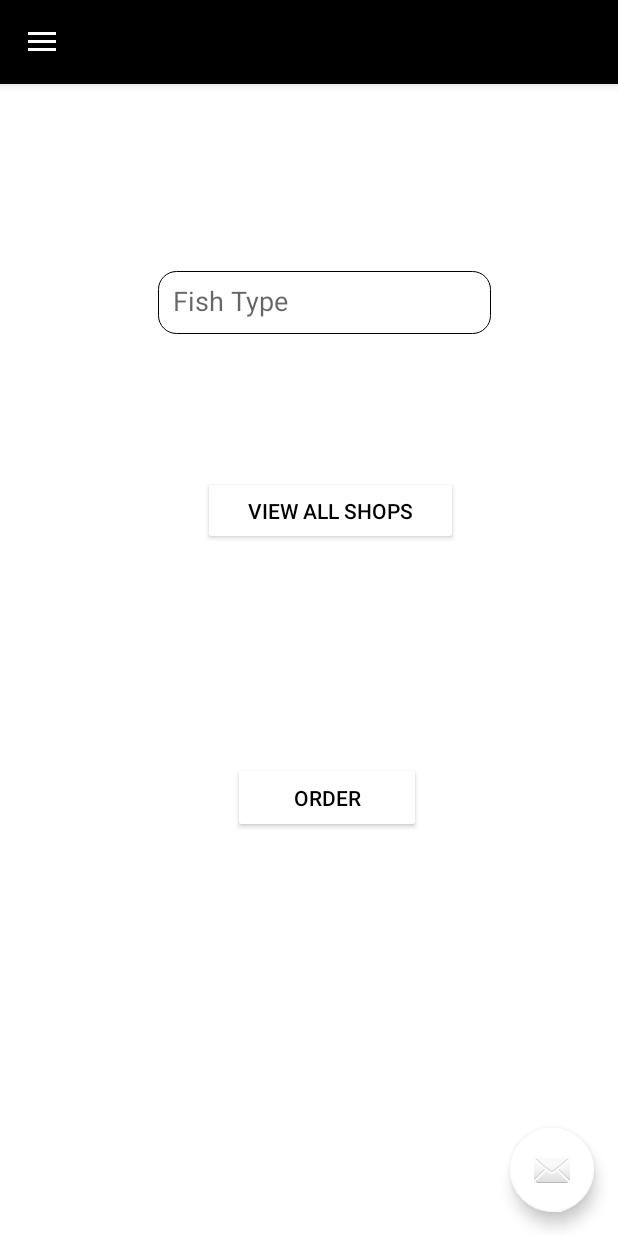
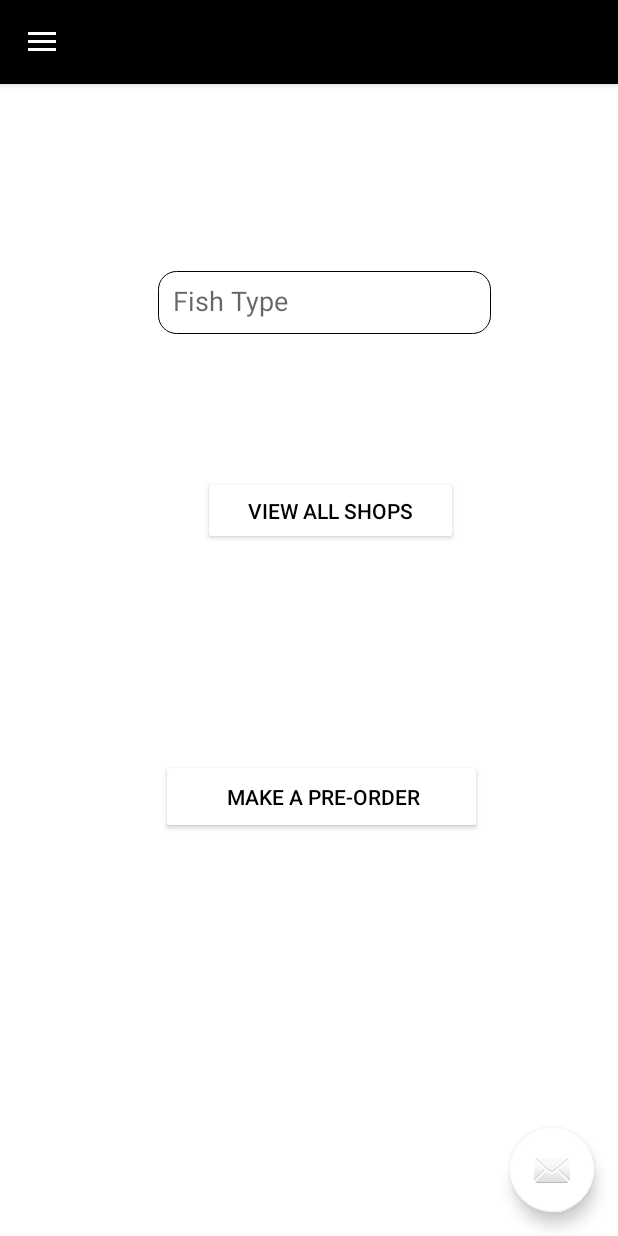
Before and after one commit to HDLLakshan/Maadela, an Android app: the SearchNavi screen opened directly, with no data from a screen before it, on a phone screen of 412 x 824 dp. Run offline under Robolectric (Android 15) with nearby library versions, the phone set to English and light mode, and no system bars; our stand-ins replace Firebase (no records; nobody signed in at launch, a user with empty details on screens opened directly).

Commit message:
made changes in pre-ordering

```diff
--- a/app/src/main/java/com/example/maadela/SearchNavi.java
+++ b/app/src/main/java/com/example/maadela/SearchNavi.java
@@ -165,8 +165,9 @@ public class SearchNavi extends Activity
         } else if (id == R.id.nav_share) {
             Intent intent = new Intent( this,profile.class );
             startActivity( intent );
-        } else if (id == R.id.nav_send) {
-
+        } else if (id == R.id.nav_tools) {
+             Intent intent = new Intent(this,OrderSendNotify.class);
+             startActivity(intent);
         }else if(id == R.id.logout){
            logout();
            Intent intent = new Intent( this,Login.class );
--- a/app/src/main/res/layout/activity_view_sent_orders.xml
+++ b/app/src/main/res/layout/activity_view_sent_orders.xml
@@ -27,6 +27,7 @@
         android:layout_marginTop="48dp"
         android:gravity="center"
         android:text="Delete Ordered Requests"
+        android:textStyle="bold"
         android:textColor="#080808"
         android:textSize="24sp"
         app:layout_constraintBottom_toTopOf="@+id/ordervsent"
--- a/app/src/main/res/layout/content_search_navi.xml
+++ b/app/src/main/res/layout/content_search_navi.xml
@@ -46,10 +46,10 @@
     <Button
         android:id="@+id/button3"
         style="@style/Widget.AppCompat.Button.Colored"
-        android:layout_width="125dp"
-        android:layout_height="47dp"
+        android:layout_width="214dp"
+        android:layout_height="50dp"
         android:onClick="sendOrderMessage"
-        android:text="Order"
+        android:text=" Make a Pre-Order"
         android:textColor="@color/colorPrimary"
         android:theme="@style/AppTheme.Button"
         app:layout_constraintBottom_toBottomOf="parent"
--- a/app/src/main/res/layout/orderlist.xml
+++ b/app/src/main/res/layout/orderlist.xml
@@ -13,6 +13,8 @@
         android:layout_marginTop="40dp"
         android:text="TextView"
         android:textSize="16sp"
+        android:textStyle="bold"
+        android:textColor="#000000"
         app:layout_constraintEnd_toEndOf="parent"
         app:layout_constraintHorizontal_bias="0.448"
         app:layout_constraintStart_toStartOf="parent"
@@ -25,6 +27,8 @@
         android:layout_marginTop="72dp"
         android:text="TextView"
         android:textSize="16sp"
+        android:textStyle="bold"
+        android:textColor="#000000"
         app:layout_constraintEnd_toEndOf="parent"
         app:layout_constraintHorizontal_bias="0.722"
         app:layout_constraintStart_toStartOf="parent"
@@ -37,6 +41,8 @@
         android:layout_marginTop="104dp"
         android:text="TextView"
         android:textSize="16sp"
+        android:textStyle="bold"
+        android:textColor="#000000"
         app:layout_constraintEnd_toEndOf="parent"
         app:layout_constraintHorizontal_bias="0.565"
         app:layout_constraintStart_toStartOf="parent"
--- a/app/src/main/res/menu/activity_search_navi_drawer.xml
+++ b/app/src/main/res/menu/activity_search_navi_drawer.xml
@@ -19,7 +19,7 @@
         <item
             android:id="@+id/nav_tools"
 
-            android:title="Send Order Request" />
+            android:title="Confirmed Pre-Orders" />
     </group>
 
     <item android:title="Communicate">
```
Also changed, not shown: app/src/main/res/layout/activity_order_send_notify.xml (+5 -3 lines), app/src/main/res/layout/fish_orequest_list.xml (+7 -0 lines).
